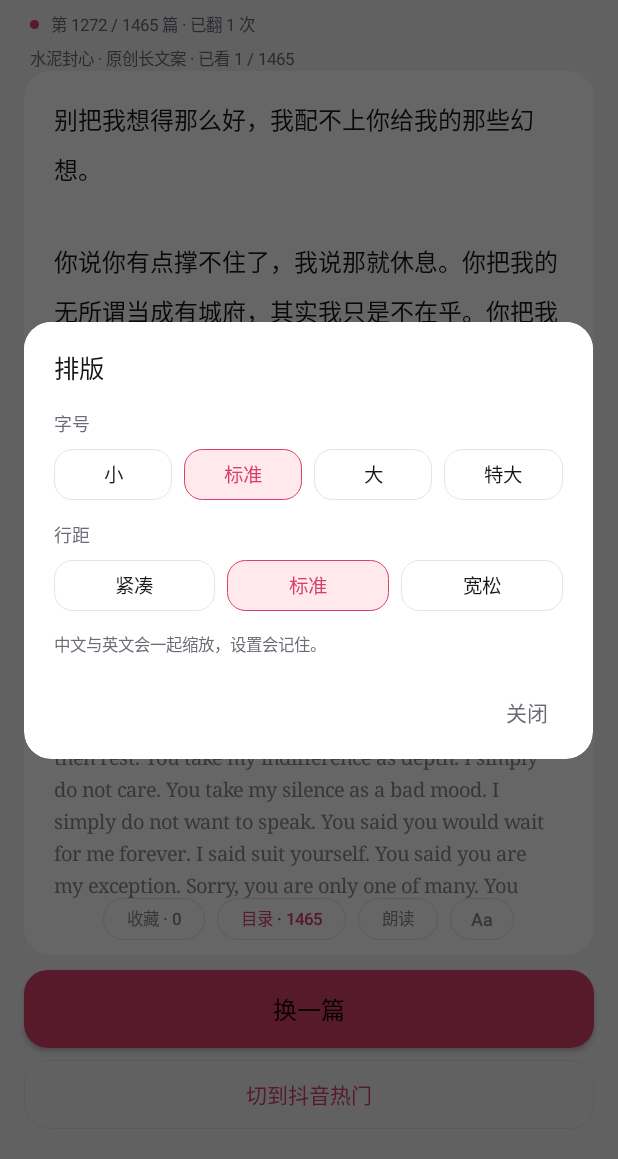
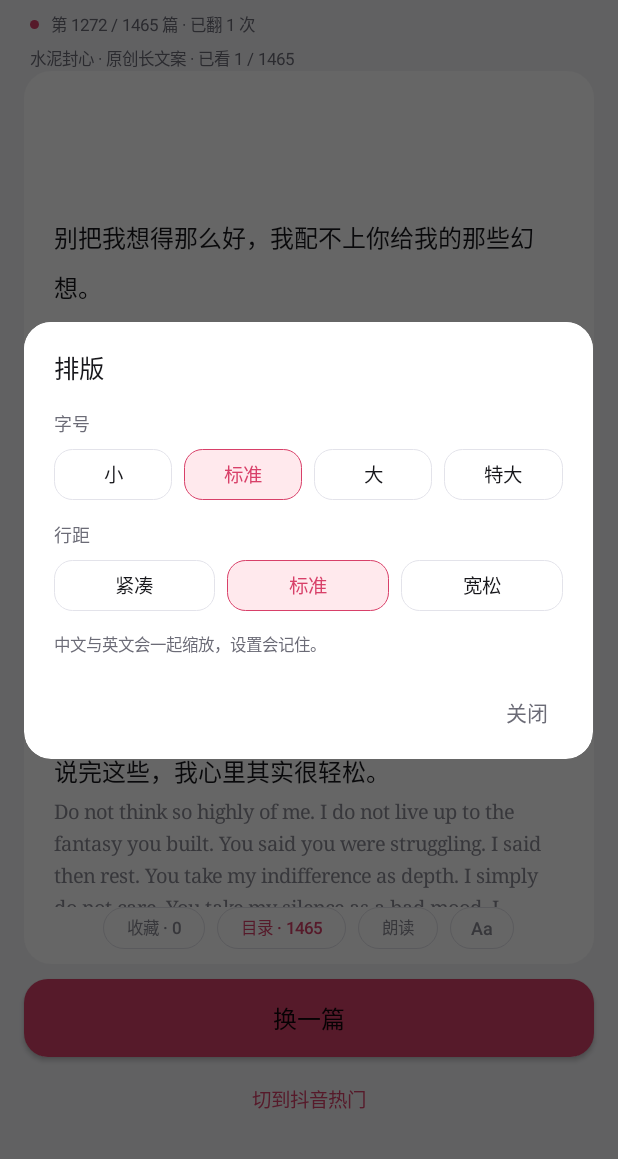
Before and after one commit to lengroo/snfx, an Android app: the screen it shows after launch (MainActivity), after a tap on "Aa", on a phone screen of 412 x 824 dp, the part 77-1236 px from its top. Run offline under Robolectric (Android 15) with nearby library versions, the phone set to English and light mode, and no system bars.

Commit message:
0.0.7: 滑动切篇修复 / 卡片居中+引号 / 模板色点 / 滚动条隐藏；vc64

```diff
--- a/app/src/main/AndroidManifest.xml
+++ b/app/src/main/AndroidManifest.xml
@@ -1,8 +1,8 @@
 <?xml version="1.0" encoding="utf-8"?>
 <manifest xmlns:android="http://schemas.android.com/apk/res/android"
     package="com.lengroo.snfx"
-    android:versionCode="62"
-    android:versionName="0.06">
+    android:versionCode="64"
+    android:versionName="0.0.7">
 
     <queries>
         <intent>
--- a/app/src/main/java/com/lengroo/snfx/MainActivity.java
+++ b/app/src/main/java/com/lengroo/snfx/MainActivity.java
@@ -103,6 +103,9 @@ public class MainActivity extends Activity {
     private AlertDialog typeDialog;
     private TextView source;
     private ScrollView scroll;
+    private float swipeSx, swipeSy;
+    private long swipeSt;
+    private boolean swipeFired;
     private Button toggle;
     private Button modeBtn;
     private SharedPreferences prefs;
@@ -646,27 +649,8 @@ public class MainActivity extends Activity {
 
         ScrollView sv = new ScrollView(this);
         sv.setFillViewport(true);
-        sv.setOnTouchListener(new View.OnTouchListener() {
-            float sx, sy;
-            long st;
-
-            public boolean onTouch(View v, android.view.MotionEvent e) {
-                if (e.getActionMasked() == android.view.MotionEvent.ACTION_DOWN) {
-                    sx = e.getX();
-                    sy = e.getY();
-                    st = System.currentTimeMillis();
-                } else if (e.getActionMasked() == android.view.MotionEvent.ACTION_UP) {
-                    float dx = e.getX() - sx;
-                    float dy = e.getY() - sy;
-                    if (Math.abs(dx) > dp(56) && Math.abs(dx) > Math.abs(dy) * 1.6f
-                            && System.currentTimeMillis() - st < 700) {
-                        if (dx < 0) showNext();
-                        else goBack();
-                    }
-                }
-                return false;
-            }
-        });
+        sv.setVerticalScrollBarEnabled(false);
+        sv.setHorizontalScrollBarEnabled(false);
         scroll = sv;
         body = new TextView(this);
         body.setTextColor(TEXT);
@@ -682,6 +666,15 @@ public class MainActivity extends Activity {
         });
         LinearLayout textCol = new LinearLayout(this);
         textCol.setOrientation(LinearLayout.VERTICAL);
+        textCol.setGravity(Gravity.CENTER_VERTICAL);
+        TextView mark = new TextView(this);
+        mark.setText("\u201c");
+        mark.setTextColor(0x1AFFFFFF);
+        mark.setTextSize(48);
+        mark.setTypeface(Typeface.create("serif", Typeface.NORMAL));
+        mark.setPadding((int) dp(20), (int) dp(16), (int) dp(20), 0);
+        textCol.addView(mark, new ViewGroup.LayoutParams(
+                ViewGroup.LayoutParams.MATCH_PARENT, ViewGroup.LayoutParams.WRAP_CONTENT));
         textCol.addView(body, new ViewGroup.LayoutParams(
                 ViewGroup.LayoutParams.MATCH_PARENT, ViewGroup.LayoutParams.WRAP_CONTENT));
         trans = new TextView(this);
@@ -812,9 +805,9 @@ public class MainActivity extends Activity {
 
         toggle = new Button(this);
         toggle.setAllCaps(false);
-        toggle.setTextSize(14);
+        toggle.setTextSize(13);
         toggle.setTextColor(ACCENT);
-        toggle.setBackground(ripple(outline(0x00000000, LINE, dp(16)), RIPPLE));
+        toggle.setBackground(ripple(round(0x00000000, dp(16)), RIPPLE));
         toggle.setOnClickListener(new View.OnClickListener() {
             public void onClick(View v) {
                 mode = 1 - mode;
@@ -826,7 +819,7 @@ public class MainActivity extends Activity {
             }
         });
         LinearLayout.LayoutParams tlp = new LinearLayout.LayoutParams(
-                ViewGroup.LayoutParams.MATCH_PARENT, (int) dp(46));
+                ViewGroup.LayoutParams.MATCH_PARENT, (int) dp(40));
         tlp.leftMargin = (int) dp(16);
         tlp.rightMargin = (int) dp(16);
         tlp.bottomMargin = (int) dp(20);
@@ -835,6 +828,53 @@ public class MainActivity extends Activity {
         setContentView(root);
         applyTypography();
         refreshLabels();
+    }
+
+    @Override
+    public boolean dispatchTouchEvent(android.view.MotionEvent e) {
+        // 卡片内的左右滑动切篇：在 Activity 层跟踪整段手势。
+        // 之前把监听挂在 ScrollView 上，手指落在正文上时事件先被 TextView 接走，
+        // 监听收不到 MOVE/UP，所以有的时候怎么划都不切篇。
+        if (scroll != null) {
+            int action = e.getActionMasked();
+            if (action == android.view.MotionEvent.ACTION_DOWN) {
+                int[] loc = new int[2];
+                scroll.getLocationOnScreen(loc);
+                float x = e.getRawX(), y = e.getRawY();
+                if (x >= loc[0] && x <= loc[0] + scroll.getWidth()
+                        && y >= loc[1] && y <= loc[1] + scroll.getHeight()) {
+                    swipeSx = e.getRawX();
+                    swipeSy = e.getRawY();
+                    swipeSt = System.currentTimeMillis();
+                    swipeFired = false;
+                } else {
+                    swipeFired = true;
+                }
+            } else if (action == android.view.MotionEvent.ACTION_MOVE) {
+                if (!swipeFired) {
+                    float dx = e.getRawX() - swipeSx;
+                    float dy = e.getRawY() - swipeSy;
+                    if (Math.abs(dx) > dp(40) && Math.abs(dx) > Math.abs(dy) * 1.2f) {
+                        swipeFired = true;
+                        if (dx < 0) showNext();
+                        else goBack();
+                    }
+                }
+            } else if (action == android.view.MotionEvent.ACTION_UP
+                    || action == android.view.MotionEvent.ACTION_CANCEL) {
+                if (!swipeFired) {
+                    float dx = e.getRawX() - swipeSx;
+                    float dy = e.getRawY() - swipeSy;
+                    if (Math.abs(dx) > dp(40) && Math.abs(dx) > Math.abs(dy) * 1.2f
+                            && System.currentTimeMillis() - swipeSt < 1200) {
+                        if (dx < 0) showNext();
+                        else goBack();
+                    }
+                }
+                swipeFired = true;
+            }
+        }
+        return super.dispatchTouchEvent(e);
     }
 
     private void showAbout() {
@@ -1841,11 +1881,21 @@ public class MainActivity extends Activity {
         String[] names = {"深色杂志", "浅色纸感", "红", "橙", "黄", "绿", "蓝", "靛", "紫"};
         for (int k = 0; k < names.length; k++) {
             final int template = k;
-            TextView row = new TextView(this);
-            row.setText(names[k] + (template == last ? "  ✓" : ""));
-            row.setTextColor(template == last ? ACCENT : TEXT);
-            row.setTextSize(15);
+            LinearLayout row = new LinearLayout(this);
+            row.setOrientation(LinearLayout.HORIZONTAL);
+            row.setGravity(Gravity.CENTER_VERTICAL);
             row.setPadding((int) dp(24), (int) dp(18), (int) dp(24), (int) dp(18));
+            View dot = new View(this);
+            dot.setBackground(outline(ShareCard.templateColor(template), LINE, dp(8)));
+            row.addView(dot, new LinearLayout.LayoutParams((int) dp(16), (int) dp(16)));
+            TextView name = new TextView(this);
+            name.setText(names[k] + (template == last ? "  ✓" : ""));
+            name.setTextColor(template == last ? ACCENT : TEXT);
+            name.setTextSize(15);
+            LinearLayout.LayoutParams nlp = new LinearLayout.LayoutParams(
+                    ViewGroup.LayoutParams.WRAP_CONTENT, ViewGroup.LayoutParams.WRAP_CONTENT);
+            nlp.leftMargin = (int) dp(12);
+            row.addView(name, nlp);
             row.setOnClickListener(new View.OnClickListener() {
                 public void onClick(View v) {
                     if (holder[0] != null) holder[0].dismiss();
--- a/app/src/main/java/com/lengroo/snfx/ShareCard.java
+++ b/app/src/main/java/com/lengroo/snfx/ShareCard.java
@@ -144,6 +144,11 @@ public final class ShareCard {
             0x2EFFFFFF, 0x33FFFFFF,
             0xFFFFFFFF, 0xFFF3E5F5, 0xFFD0B4DE,
             0xFFFFFFFF, 0x3DFFFFFF);
+
+    /** 模板主色（背景渐变上端），供模板选择器画色点。 */
+    public static int templateColor(int template) {
+        return paletteFor(template).bgTop;
+    }
 
     private static Palette paletteFor(int template) {
         switch (template) {
```
Also changed, not shown: 2 other files.
